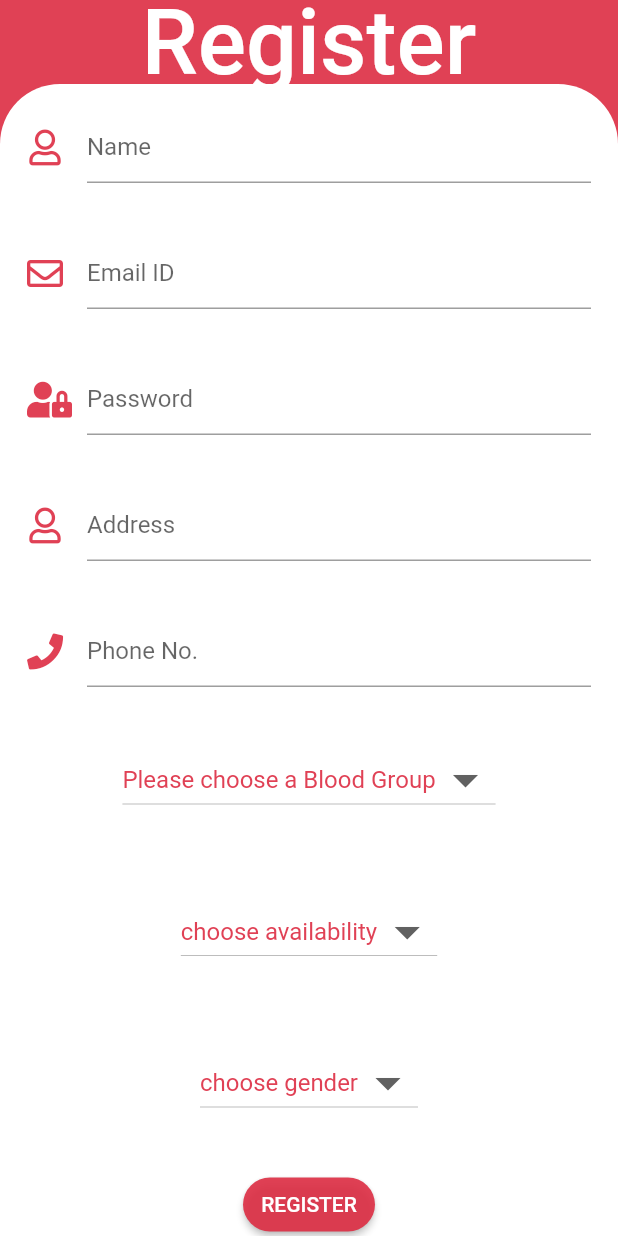
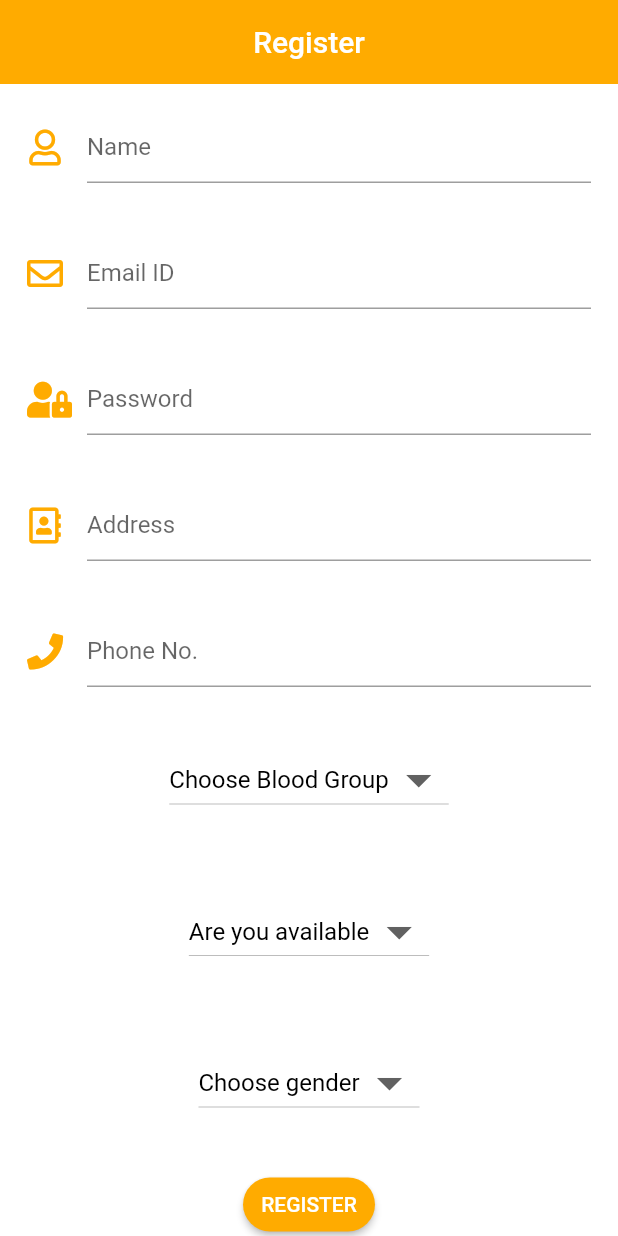
Before and after one commit to mahakmandlecha/Plasma-Donor-Connector-System, a Flutter app: the RegisterPage screen opened directly with empty values, on a phone screen of 412 x 824 dp. Run offline on Flutter 3.47's test engine with Material 2 defaults, Android fonts, the phone set to English and light mode, and no system bars; our stand-ins replace cloud_firestore, firebase_auth, flutter_spinkit, font_awesome_flutter, google_maps_flutter, shared_preferences; accounts and stored records are empty; Roboto replaces fonts that are missing (GoogleSans, SouthernAire).

Commit message:
changed ui of details form

```diff
--- a/plasma_donor/lib/views/register.dart
+++ b/plasma_donor/lib/views/register.dart
@@ -127,21 +127,13 @@ class _RegisterPageState extends State<RegisterPage> {
       appBar: AppBar(
         elevation: 0.0,
         centerTitle: true,
-        backgroundColor: Colors.transparent,
+        backgroundColor: Colors.amberAccent[700],
         title: Text(
           "Register",
-          style: TextStyle(
-            fontSize: 60.0,
-            fontFamily: "SouthernAire",
-            color: Colors.white,
-          ),
+
         ),
       ),
-      body: ClipRRect(
-        borderRadius: new BorderRadius.only(
-            topLeft: const Radius.circular(40.0),
-            topRight: const Radius.circular(40.0)),
-        child: Container(
+      body: Container(
           height: 800.0,
           width: double.infinity,
           color: Colors.white,
@@ -160,7 +152,7 @@ class _RegisterPageState extends State<RegisterPage> {
                             hintText: 'Name',
                             icon: Icon(
                               FontAwesomeIcons.user,
-                              color: Color.fromARGB(1000, 221, 46, 68),
+                              color: Colors.amberAccent[700],
                             ),
                           ),
                           validator: (value) => value.isEmpty
@@ -176,7 +168,7 @@ class _RegisterPageState extends State<RegisterPage> {
                             hintText: 'Email ID',
                             icon: Icon(
                               FontAwesomeIcons.envelope,
-                              color: Color.fromARGB(1000, 221, 46, 68),
+                              color: Colors.amberAccent[700],
                             ),
                           ),
                           validator: (value) => value.isEmpty
@@ -192,7 +184,7 @@ class _RegisterPageState extends State<RegisterPage> {
                             hintText: 'Password',
                             icon: Icon(
                               FontAwesomeIcons.userLock,
-                              color: Color.fromARGB(1000, 221, 46, 68),
+                              color: Colors.amberAccent[700],
                             ),
                           ),
                           obscureText: true,
@@ -208,8 +200,8 @@ class _RegisterPageState extends State<RegisterPage> {
                           decoration: InputDecoration(
                             hintText: 'Address',
                             icon: Icon(
-                              FontAwesomeIcons.user,
-                              color: Color.fromARGB(1000, 221, 46, 68),
+                              FontAwesomeIcons.addressBook,
+                              color: Colors.amberAccent[700],
                             ),
                           ),
                           validator: (value) => value.isEmpty
@@ -226,7 +218,7 @@ class _RegisterPageState extends State<RegisterPage> {
                             hintText: 'Phone No.',
                             icon: Icon(
                               FontAwesomeIcons.phone,
-                              color: Color.fromARGB(1000, 221, 46, 68),
+                              color: Colors.amberAccent[700],
                             ),
                           ),
                           validator: (value) =>
@@ -241,9 +233,9 @@ class _RegisterPageState extends State<RegisterPage> {
                               padding: EdgeInsets.only(top: 20.0),
                               child: DropdownButton(
                                 hint: Text(
-                                  'Please choose a Blood Group',
+                                  'Choose Blood Group',
                                   style: TextStyle(
-                                    color: Color.fromARGB(1000, 221, 46, 68),
+                                    color: Colors.black
                                   ),
                                 ),
                                 iconSize: 40.0,
@@ -269,7 +261,7 @@ class _RegisterPageState extends State<RegisterPage> {
                               style: TextStyle(
                                 fontWeight: FontWeight.bold,
                                 fontSize: 20.0,
-                                color: Color.fromARGB(1000, 221, 46, 68),
+                                color: Colors.amberAccent[700],
                               ),
                             ),
                           ],
@@ -282,9 +274,9 @@ class _RegisterPageState extends State<RegisterPage> {
                               padding: EdgeInsets.only(top: 20.0),
                               child: DropdownButton(
                                 hint: Text(
-                                  'choose availability',
+                                  'Are you available',
                                   style: TextStyle(
-                                    color: Color.fromARGB(1000, 221, 46, 68),
+                                    color: Colors.black,
                                   ),
                                 ),
                                 iconSize: 40.0,
@@ -310,7 +302,7 @@ class _RegisterPageState extends State<RegisterPage> {
                               style: TextStyle(
                                 fontWeight: FontWeight.bold,
                                 fontSize: 20.0,
-                                color: Color.fromARGB(1000, 221, 46, 68),
+                                color: Colors.amberAccent[700],
                               ),
                             ),
                           ],
@@ -323,9 +315,9 @@ class _RegisterPageState extends State<RegisterPage> {
                               padding: EdgeInsets.only(top: 20.0),
                               child: DropdownButton(
                                 hint: Text(
-                                  'choose gender',
+                                  'Choose gender',
                                   style: TextStyle(
-                                    color: Color.fromARGB(1000, 221, 46, 68),
+                                    color: Colors.black,
                                   ),
                                 ),
                                 iconSize: 40.0,
@@ -351,7 +343,7 @@ class _RegisterPageState extends State<RegisterPage> {
                               style: TextStyle(
                                 fontWeight: FontWeight.bold,
                                 fontSize: 20.0,
-                                color: Color.fromARGB(1000, 221, 46, 68),
+                                color: Colors.amberAccent[700],
                               ),
                             ),
                           ],
@@ -361,7 +353,7 @@ class _RegisterPageState extends State<RegisterPage> {
                         onPressed: () => validate_submit(context),
                         textColor: Colors.white,
                         padding: EdgeInsets.only(left: 5.0, right: 5.0),
-                        color: Color.fromARGB(1000, 221, 46, 68),
+                        color: Colors.amberAccent[700],
                         child: Text("REGISTER"),
                         shape: new RoundedRectangleBorder(
                             borderRadius: new BorderRadius.circular(30.0)),
@@ -373,7 +365,7 @@ class _RegisterPageState extends State<RegisterPage> {
             ),
           ),
         ),
-      ),
+
     );
   }
 }
```
